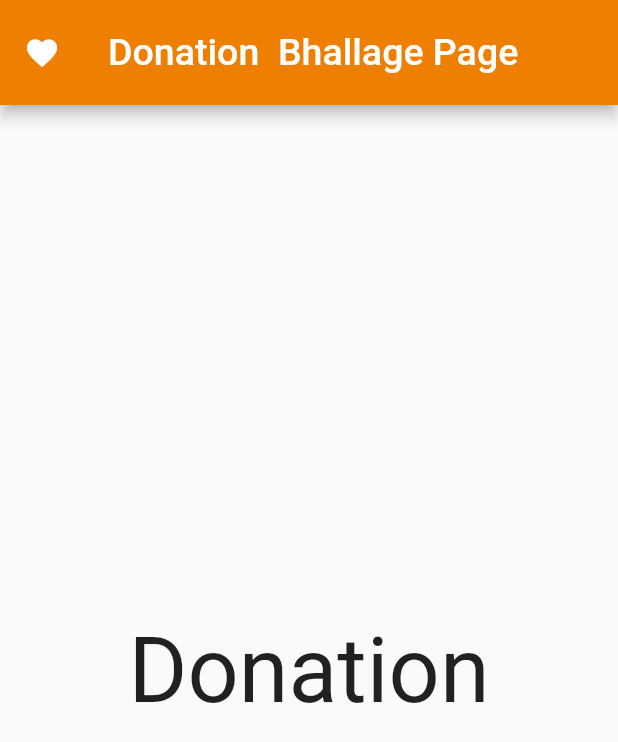
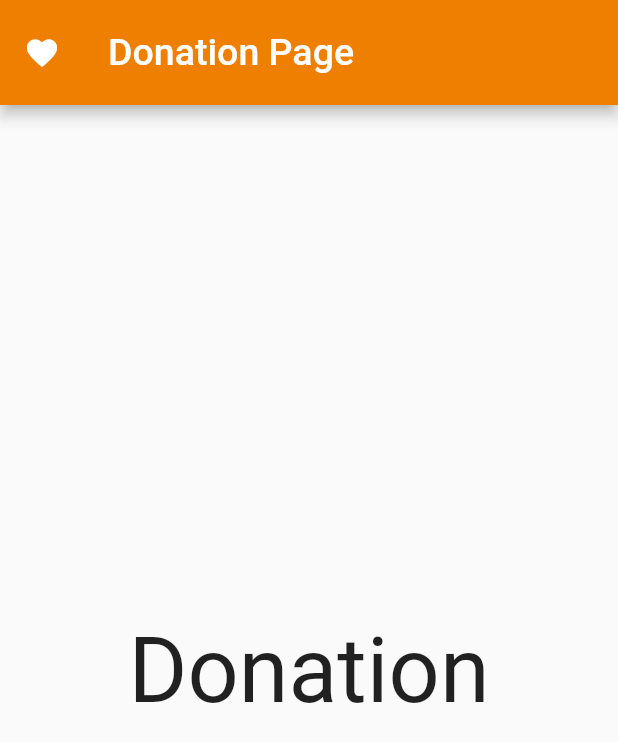
Before and after one commit to Medushaa/cse471-project-flutter, a Flutter app: the DonationPage screen opened directly, on a phone screen of 412 x 824 dp. Shown: the top 742 px of the screen. Run offline on Flutter 3.47's test engine with Material 2 defaults, Android fonts, the phone set to English and light mode, and no system bars; our stand-ins replace cloud_firestore, firebase_auth, firebase_core, fluttertoast; accounts and stored records are empty.

Commit message:
updated donation_page.dart

```diff
--- a/lib/screens/donation_page.dart
+++ b/lib/screens/donation_page.dart
@@ -7,7 +7,7 @@ class DonationPage extends StatelessWidget {
           toolbarHeight: 70,
           backgroundColor: Color.fromARGB(255, 238, 127, 0),
           leading: Icon(Icons.favorite),
-          title: Text('Donation  Bhallage Page',
+          title: Text('Donation Page',
             style: TextStyle(
               fontSize: 25,
             ),
--- a/pubspec.yaml
+++ b/pubspec.yaml
@@ -34,6 +34,7 @@ dependencies:
   flutter:
     sdk: flutter
   fluttertoast: ^8.0.9
+  shared_preferences: ^2.0.13
 
 dev_dependencies:
   flutter_lints: ^1.0.0
```
Also changed, not shown: pubspec.lock.
